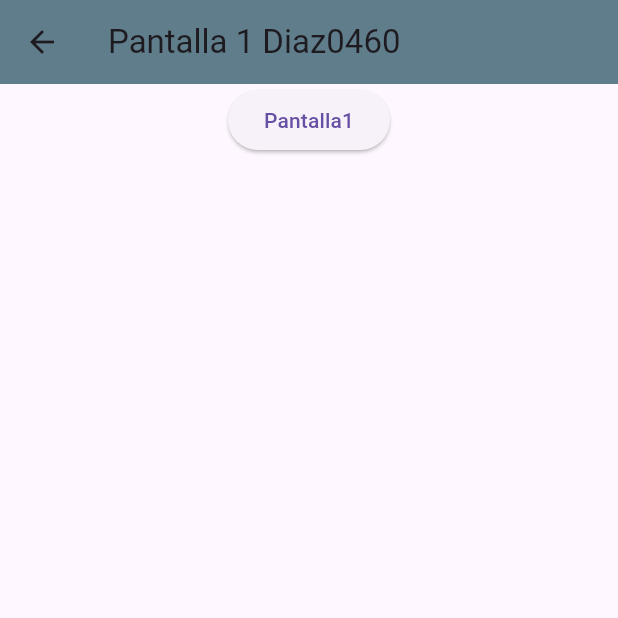
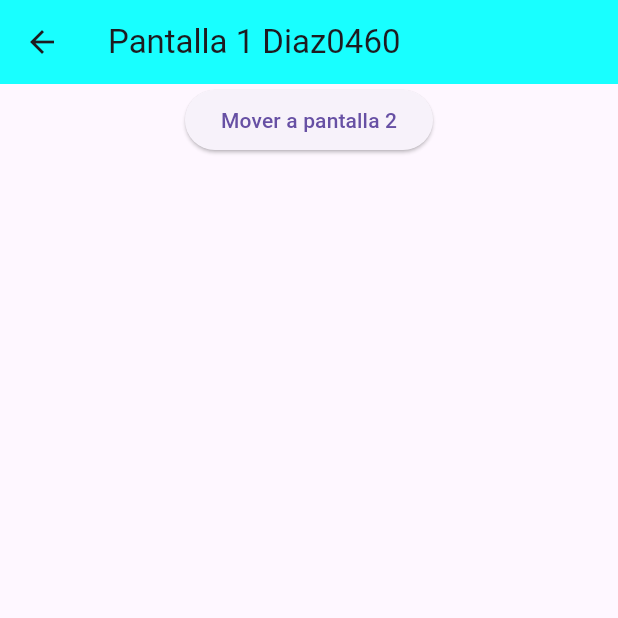
Before and after one commit to DDOrozco17/p13Rutas-6J-0460, a Flutter app: the screen it shows after launch, after a tap on "Mover a pantalla 1", on a phone screen of 412 x 824 dp, the top half of it. Run offline on Flutter 3.47's test engine with Material 3 defaults, Android fonts, the phone set to English and light mode, and no system bars.

```diff
--- a/lib/main.dart
+++ b/lib/main.dart
@@ -17,7 +17,7 @@ class MiApp0460 extends StatelessWidget {
         "/": (context) => PantallaIni_0460(),
         "/Pantalla1_0460": (context) => Pantalla1_0460(),
         "/Pantalla2_0460": (context) => Pantalla2_0460(),
-      }, //fin rutas paginas
-    ); //fin material
-  } //fin widgets
-} //fin app
+      },
+    );
+  }
+}
--- a/lib/pantalla1_0460.dart
+++ b/lib/pantalla1_0460.dart
@@ -10,17 +10,20 @@ class Pantalla1_0460 extends StatelessWidget {
     return Scaffold(
       appBar: AppBar(
         title: Text('Pantalla 1 Diaz0460'),
-        backgroundColor: Colors.blueGrey,
+        backgroundColor: Colors.cyanAccent,
       ),
       body: Center(
         child: Column(children: [
           ElevatedButton(
-            onPressed: () {},
-            child: const Text("Pantalla1"),
+            onPressed: () {
+              Navigator.pushNamed(
+                  context, "/Pantalla2_0460"); // Cambiado a Pantalla2_0460
+            },
+            child: const Text(
+                "Mover a pantalla 2"), // Cambiado a "Mover a pantalla 2"
           )
         ]),
       ),
     );
-    ;
   }
 }
--- a/lib/pantalla2_0460.dart
+++ b/lib/pantalla2_0460.dart
@@ -10,7 +10,7 @@ class Pantalla2_0460 extends StatelessWidget {
     return Scaffold(
       appBar: AppBar(
         title: Text('Pantalla 2 Diaz0460'),
-        backgroundColor: Colors.blueGrey,
+        backgroundColor: Colors.lime,
       ),
       body: Center(
         child: Text(
@@ -18,6 +18,5 @@ class Pantalla2_0460 extends StatelessWidget {
         ),
       ),
     );
-    ;
   }
 }
--- a/lib/pantallaini_0460.dart
+++ b/lib/pantallaini_0460.dart
@@ -10,7 +10,7 @@ class PantallaIni_0460 extends StatelessWidget {
     return Scaffold(
       appBar: AppBar(
         title: const Text("Pantalla Inicial Diaz"),
-        backgroundColor: Colors.blueGrey,
+        backgroundColor: Colors.amber,
       ),
       body: Center(
           child: Column(
```
